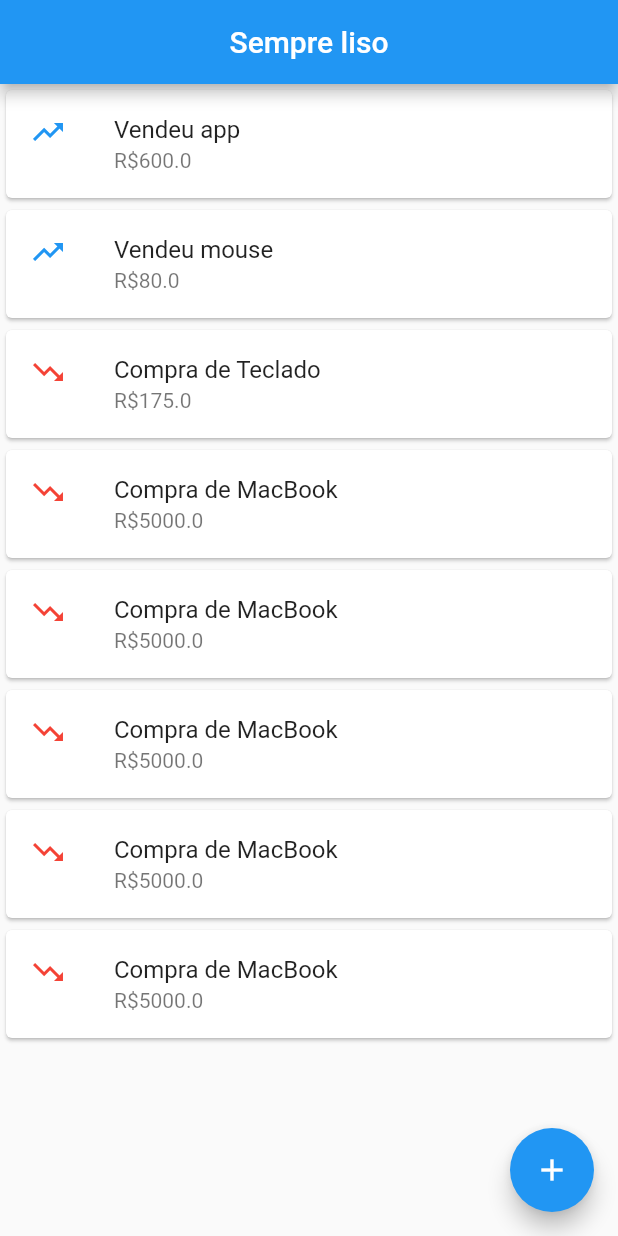
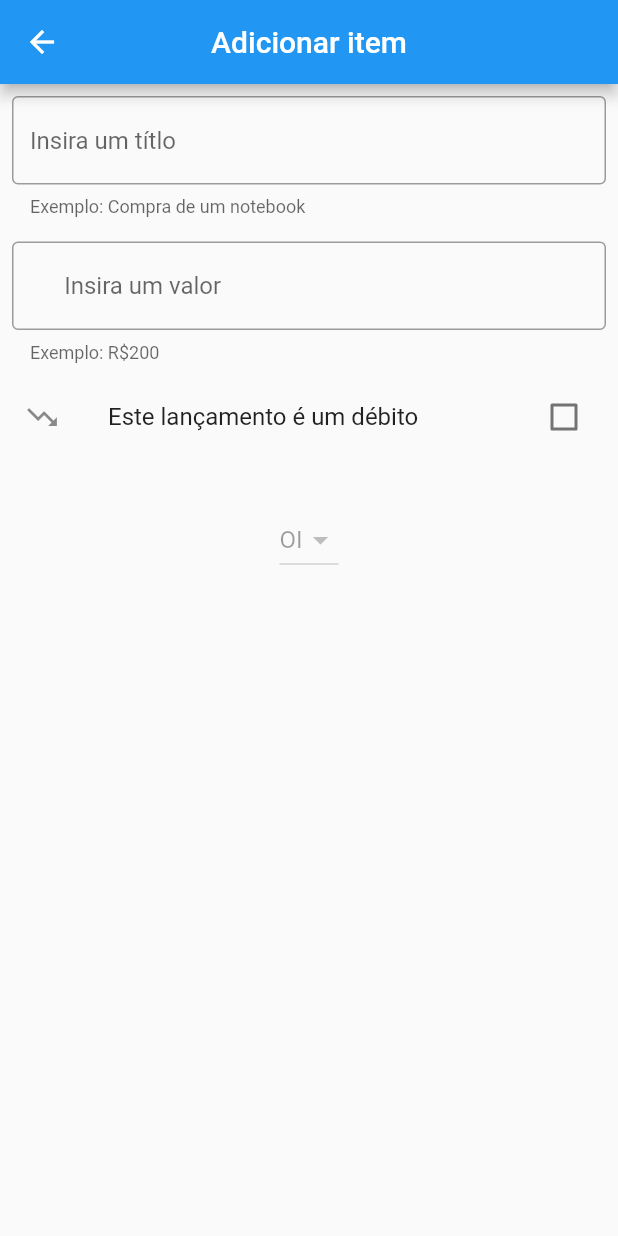
Before and after one commit to C4st3ll4n/sempre_liso, a Flutter app: the screen it shows after launch, after a tap on the "add" icon, on a phone screen of 412 x 824 dp. Run offline on Flutter 3.47's test engine with Material 2 defaults, Android fonts, the phone set to English and light mode, and no system bars.

Commit message:
adição de nova tela, para cadastros

```diff
--- /dev/null
+++ b/lib/screen/FormPage.dart
@@ -0,0 +1,84 @@
+import 'package:flutter/material.dart';
+import 'package:flutter/widgets.dart';
+
+class BlankPage extends StatefulWidget {
+  @override
+  _BlankPageState createState() => _BlankPageState();
+}
+
+class _BlankPageState extends State<BlankPage> {
+  TextEditingController _controllerTitulo;
+  TextEditingController _controllerValor;
+  bool isCredito = false;
+
+  @override
+  Widget build(BuildContext context) {
+    IconData icone = isCredito ? Icons.trending_up : Icons.trending_down;
+
+    String checkBoxText = !isCredito
+        ? "Este lançamento é um débito"
+        : "Este lançamento é um crédito";
+
+    return Scaffold(
+      appBar: AppBar(
+        title: Text("Adicionar item"),
+        centerTitle: true,
+      ),
+      body: SingleChildScrollView(
+        child: Column(
+          children: <Widget>[
+            Padding(
+              padding: const EdgeInsets.all(8.0),
+              child: TextField(
+                controller: _controllerTitulo,
+                decoration: InputDecoration(
+                    border: OutlineInputBorder(),
+                    hasFloatingPlaceholder: true,
+                    hintText: "Insira um títlo",
+                    alignLabelWithHint: true,
+                    helperText: "Exemplo: Compra de um notebook"),
+              ),
+            ),
+            Padding(
+              padding: const EdgeInsets.all(8.0),
+              child: TextField(
+                controller: _controllerValor,
+                keyboardType: TextInputType.numberWithOptions(
+                    signed: true, decimal: true),
+                decoration: InputDecoration(
+                    prefixText: "R\$ ",
+                    border: OutlineInputBorder(),
+                    hasFloatingPlaceholder: true,
+                    hintText: "Insira um valor",
+                    alignLabelWithHint: true,
+                    helperText: "Exemplo: R\$200"),
+              ),
+            ),
+            CheckboxListTile(
+                selected: isCredito,
+                activeColor: Colors.lightGreen,
+                secondary: Icon(icone),
+                checkColor: Colors.white,
+                title: Text("$checkBoxText"),
+                value: isCredito,
+                onChanged: (newValue) {
+                  setState(() {
+                    isCredito = newValue;
+                    print(isCredito);
+                  });
+                }),
+
+            SizedBox(height: 30,),
+
+            DropdownButton(
+              hint: Text("Oi"),
+                items: [
+                  DropdownMenuItem(child: Text("OI"),)
+                ], onChanged: null
+            )
+          ],
+        ),
+      ),
+    );
+  }
+}
--- a/lib/screen/HomePage.dart
+++ b/lib/screen/HomePage.dart
@@ -1,4 +1,5 @@
 import 'package:flutter/material.dart';
+import 'package:sempreliso/screen/FormPage.dart';
 
 class HomePage extends StatelessWidget {
 
@@ -23,7 +24,11 @@ class HomePage extends StatelessWidget {
           centerTitle: true,
         ),
         floatingActionButton: FloatingActionButton(
-          onPressed: () {},
+          onPressed: () {
+            Navigator.push(context, MaterialPageRoute(builder: (BuildContext context) {
+              return BlankPage();
+            }));
+          },
           child: Icon(Icons.add),
         ),
         body: SafeArea(
```
Also changed, not shown: 1 other file.
